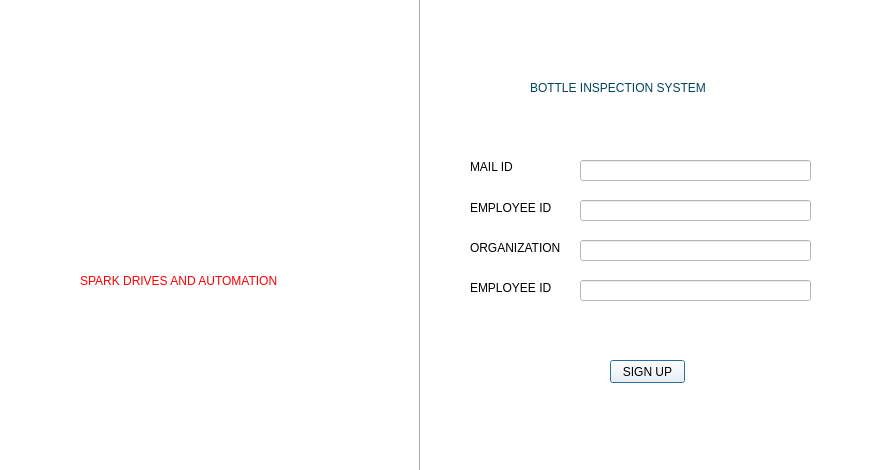
Above: second_Dialog.ui from arunprasanthd/Bottle_inspection_system before the change. Below: the same form after it.
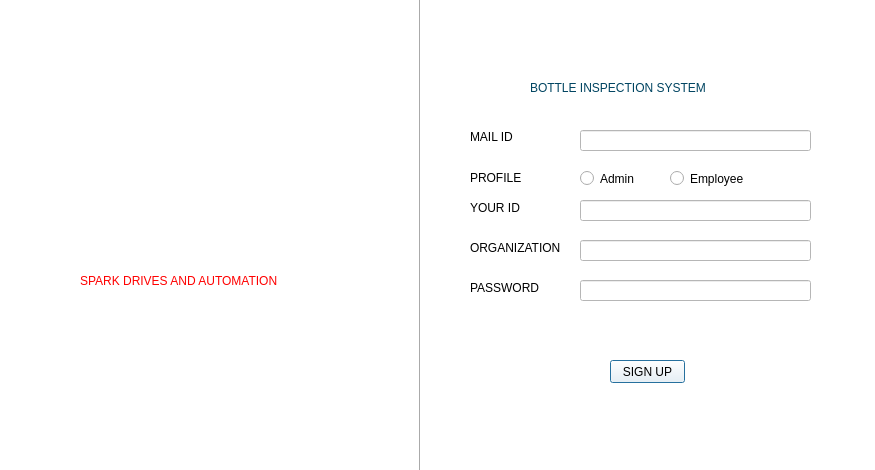
That is the form after the change. Icons and pictures are not drawn.

Commit message: Added radio button in UI file

What changed in the file:
```diff
--- a/second_Dialog.ui
+++ b/second_Dialog.ui
@@ -37,7 +37,7 @@
    <property name="geometry">
     <rect>
      <x>470</x>
-     <y>160</y>
+     <y>130</y>
      <width>47</width>
      <height>13</height>
     </rect>
@@ -94,7 +94,7 @@
     <string notr="true">font: 10pt &quot;Arial&quot;;</string>
    </property>
    <property name="text">
-    <string>EMPLOYEE ID</string>
+    <string>YOUR ID</string>
    </property>
   </widget>
   <widget class="Line" name="line">
@@ -114,7 +114,7 @@
    <property name="geometry">
     <rect>
      <x>580</x>
-     <y>160</y>
+     <y>130</y>
      <width>231</width>
      <height>21</height>
     </rect>
@@ -166,7 +166,7 @@
     <string notr="true">font: 10pt &quot;Arial&quot;;</string>
    </property>
    <property name="text">
-    <string>EMPLOYEE ID</string>
+    <string>PASSWORD</string>
    </property>
   </widget>
   <widget class="QLineEdit" name="lineEdit2_3">
@@ -202,6 +202,48 @@
     <string>SIGN UP</string>
    </property>
   </widget>
+  <widget class="QRadioButton" name="radioButton">
+   <property name="geometry">
+    <rect>
+     <x>580</x>
+     <y>170</y>
+     <width>82</width>
+     <height>17</height>
+    </rect>
+   </property>
+   <property name="text">
+    <string>Admin</string>
+   </property>
+  </widget>
+  <widget class="QRadioButton" name="radioButton_2">
+   <property name="geometry">
+    <rect>
+     <x>670</x>
+     <y>170</y>
+     <width>82</width>
+     <height>17</height>
+    </rect>
+   </property>
+   <property name="text">
+    <string>Employee</string>
+   </property>
+  </widget>
+  <widget class="QLabel" name="label5_6">
+   <property name="geometry">
+    <rect>
+     <x>470</x>
+     <y>170</y>
+     <width>91</width>
+     <height>16</height>
+    </rect>
+   </property>
+   <property name="styleSheet">
+    <string notr="true">font: 10pt &quot;Arial&quot;;</string>
+   </property>
+   <property name="text">
+    <string>PROFILE</string>
+   </property>
+  </widget>
  </widget>
  <resources>
   <include location="pic.qrc"/>
```
